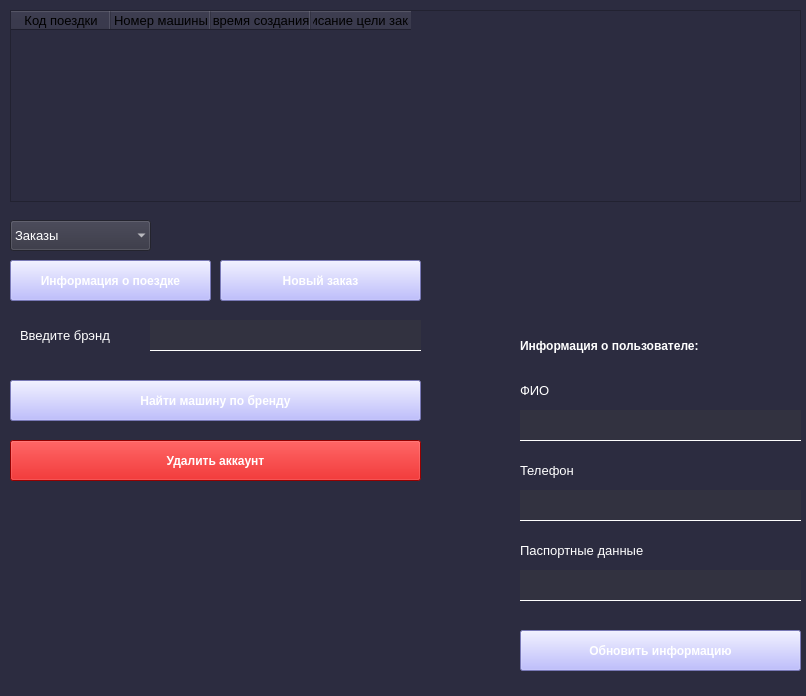
The window that ClientWindow.ui (EgLeVor/Course) describes before a commit, drawn with Qt 5.
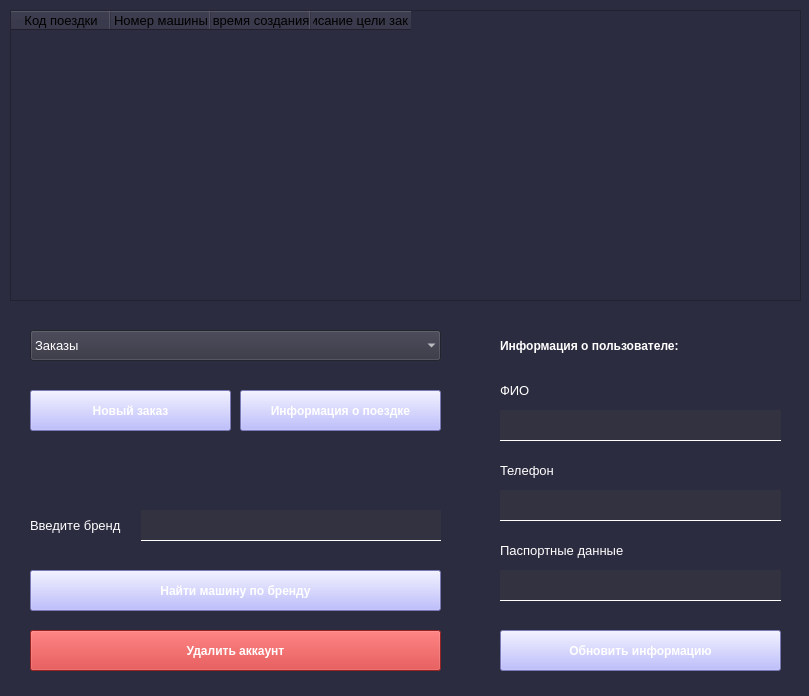
The same window after the commit.

Commit message: client windows stylesheets

```diff
--- a/ClientWindow.ui
+++ b/ClientWindow.ui
@@ -6,7 +6,7 @@
    <rect>
     <x>0</x>
     <y>0</y>
-    <width>806</width>
+    <width>809</width>
     <height>696</height>
    </rect>
   </property>
@@ -15,19 +15,16 @@
   </property>
   <property name="styleSheet">
    <string notr="true">QWidget{
-
 	background-color: rgb(44, 44, 64);
 }
 QPushButton{
-	
 	font: 75 9pt &quot;MS Shell Dlg 2&quot;;
 	background-color: rgb(170, 170, 255);
 	color: rgb(255, 255, 255);
 	font-weight: bold
 }
 QPushButton#delete_btn{
-	
-	background-color: rgb(209, 0, 0);
+	background-color: rgb(211, 47, 47);
 	font: 75 9pt &quot;MS Shell Dlg 2&quot;;
 	font-weight: bold
 
@@ -45,13 +42,14 @@
 	color: rgb(255, 255, 255);
 }
 QLabel#inf_lbl{
-	
 	font-weight: bold
 }
 QComboBox{
 	background-color: rgb(50, 50, 64);
-
 	color: rgb(255, 255, 255);
+}
+QTableWidget{
+	color:rgb(255, 255, 255);
 }</string>
   </property>
   <widget class="QWidget" name="centralwidget">
@@ -61,7 +59,7 @@
       <x>10</x>
       <y>10</y>
       <width>791</width>
-      <height>192</height>
+      <height>291</height>
      </rect>
     </property>
     <property name="styleSheet">
@@ -76,6 +74,22 @@
        <pointsize>10</pointsize>
       </font>
      </property>
+     <property name="background">
+      <color>
+       <red>44</red>
+       <green>44</green>
+       <blue>64</blue>
+      </color>
+     </property>
+     <property name="foreground">
+      <brush brushstyle="NoBrush">
+       <color alpha="255">
+        <red>255</red>
+        <green>255</green>
+        <blue>255</blue>
+       </color>
+      </brush>
+     </property>
     </column>
     <column>
      <property name="text">
@@ -86,6 +100,22 @@
        <pointsize>10</pointsize>
       </font>
      </property>
+     <property name="background">
+      <color>
+       <red>44</red>
+       <green>44</green>
+       <blue>64</blue>
+      </color>
+     </property>
+     <property name="foreground">
+      <brush brushstyle="NoBrush">
+       <color alpha="255">
+        <red>255</red>
+        <green>255</green>
+        <blue>255</blue>
+       </color>
+      </brush>
+     </property>
     </column>
     <column>
      <property name="text">
@@ -96,6 +126,22 @@
        <pointsize>10</pointsize>
       </font>
      </property>
+     <property name="background">
+      <color>
+       <red>44</red>
+       <green>44</green>
+       <blue>64</blue>
+      </color>
+     </property>
+     <property name="foreground">
+      <brush brushstyle="NoBrush">
+       <color alpha="255">
+        <red>255</red>
+        <green>255</green>
+        <blue>255</blue>
+       </color>
+      </brush>
+     </property>
     </column>
     <column>
      <property name="text">
@@ -106,12 +152,28 @@
        <pointsize>10</pointsize>
       </font>
      </property>
+     <property name="background">
+      <color>
+       <red>44</red>
+       <green>44</green>
+       <blue>64</blue>
+      </color>
+     </property>
+     <property name="foreground">
+      <brush brushstyle="NoBrush">
+       <color alpha="255">
+        <red>255</red>
+        <green>255</green>
+        <blue>255</blue>
+       </color>
+      </brush>
+     </property>
     </column>
    </widget>
    <widget class="QLabel" name="passport_lbl">
     <property name="geometry">
      <rect>
-      <x>520</x>
+      <x>500</x>
       <y>540</y>
       <width>281</width>
       <height>21</height>
@@ -129,7 +191,7 @@
    <widget class="QLabel" name="phone_lbl">
     <property name="geometry">
      <rect>
-      <x>520</x>
+      <x>500</x>
       <y>460</y>
       <width>281</width>
       <height>21</height>
@@ -147,7 +209,7 @@
    <widget class="QPushButton" name="update_btn">
     <property name="geometry">
      <rect>
-      <x>520</x>
+      <x>500</x>
       <y>630</y>
       <width>281</width>
       <height>41</height>
@@ -160,7 +222,7 @@
    <widget class="QLineEdit" name="phone_line">
     <property name="geometry">
      <rect>
-      <x>520</x>
+      <x>500</x>
       <y>490</y>
       <width>281</width>
       <height>31</height>
@@ -170,7 +232,7 @@
    <widget class="QLineEdit" name="passport_line">
     <property name="geometry">
      <rect>
-      <x>520</x>
+      <x>500</x>
       <y>570</y>
       <width>281</width>
       <height>31</height>
@@ -180,9 +242,9 @@
    <widget class="QComboBox" name="comboBox">
     <property name="geometry">
      <rect>
-      <x>10</x>
-      <y>220</y>
-      <width>141</width>
+      <x>30</x>
+      <y>330</y>
+      <width>411</width>
       <height>31</height>
      </rect>
     </property>
@@ -208,8 +270,8 @@
    <widget class="QPushButton" name="trip_info_btn">
     <property name="geometry">
      <rect>
-      <x>10</x>
-      <y>260</y>
+      <x>240</x>
+      <y>390</y>
       <width>201</width>
       <height>41</height>
      </rect>
@@ -221,8 +283,8 @@
    <widget class="QPushButton" name="insert_btn">
     <property name="geometry">
      <rect>
-      <x>220</x>
-      <y>260</y>
+      <x>30</x>
+      <y>390</y>
       <width>201</width>
       <height>41</height>
      </rect>
@@ -234,7 +296,7 @@
    <widget class="QLabel" name="name_lbl">
     <property name="geometry">
      <rect>
-      <x>520</x>
+      <x>500</x>
       <y>380</y>
       <width>281</width>
       <height>21</height>
@@ -252,7 +314,7 @@
    <widget class="QLineEdit" name="name_line">
     <property name="geometry">
      <rect>
-      <x>520</x>
+      <x>500</x>
       <y>410</y>
       <width>281</width>
       <height>31</height>
@@ -262,7 +324,7 @@
    <widget class="QLabel" name="inf_lbl">
     <property name="geometry">
      <rect>
-      <x>520</x>
+      <x>500</x>
       <y>330</y>
       <width>281</width>
       <height>31</height>
@@ -282,8 +344,8 @@
    <widget class="QPushButton" name="find_btn">
     <property name="geometry">
      <rect>
-      <x>10</x>
-      <y>380</y>
+      <x>30</x>
+      <y>570</y>
       <width>411</width>
       <height>41</height>
      </rect>
@@ -295,9 +357,9 @@
    <widget class="QLineEdit" name="brand_line">
     <property name="geometry">
      <rect>
-      <x>150</x>
-      <y>320</y>
-      <width>271</width>
+      <x>140</x>
+      <y>510</y>
+      <width>301</width>
       <height>31</height>
      </rect>
     </property>
@@ -308,9 +370,9 @@
    <widget class="QLabel" name="label">
     <property name="geometry">
      <rect>
-      <x>20</x>
-      <y>320</y>
-      <width>121</width>
+      <x>30</x>
+      <y>510</y>
+      <width>111</width>
       <height>31</height>
      </rect>
     </property>
@@ -320,14 +382,14 @@
      </font>
     </property>
     <property name="text">
-     <string>Введите брэнд</string>
+     <string>Введите бренд</string>
     </property>
    </widget>
    <widget class="QPushButton" name="delete_btn">
     <property name="geometry">
      <rect>
-      <x>10</x>
-      <y>440</y>
+      <x>30</x>
+      <y>630</y>
       <width>411</width>
       <height>41</height>
      </rect>
```
The commit also changes 4 other files.
